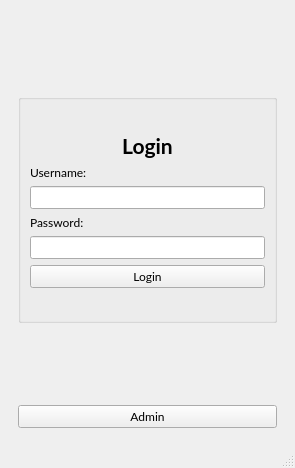
bern023/Library-system, file Library-system-2/mainwindow.ui: the form before one commit.
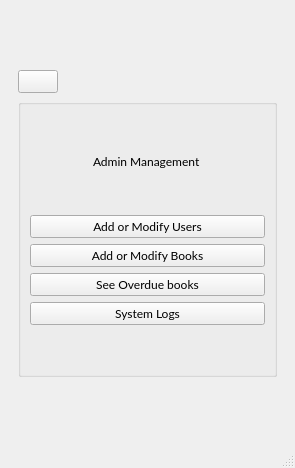
The form after the commit. The open tabs and pages were chosen to show the change. Icons and pictures are not drawn.

Commit message: Added admin management page

```diff
--- a/Library-system-2/mainwindow.ui
+++ b/Library-system-2/mainwindow.ui
@@ -19,7 +19,7 @@
    <string>MainWindow</string>
   </property>
   <widget class="QWidget" name="centralwidget">
-   <layout class="QHBoxLayout" name="horizontalLayout_2">
+   <layout class="QHBoxLayout" name="horizontalLayout_3">
     <item>
      <widget class="QStackedWidget" name="stackedWidget">
       <property name="currentIndex">
@@ -299,6 +299,217 @@
         </item>
        </layout>
       </widget>
+      <widget class="QWidget" name="page_3">
+       <layout class="QVBoxLayout" name="verticalLayout_8">
+        <item>
+         <spacer name="verticalSpacer_15">
+          <property name="orientation">
+           <enum>Qt::Vertical</enum>
+          </property>
+          <property name="sizeHint" stdset="0">
+           <size>
+            <width>20</width>
+            <height>40</height>
+           </size>
+          </property>
+         </spacer>
+        </item>
+        <item>
+         <layout class="QHBoxLayout" name="horizontalLayout_2">
+          <item>
+           <widget class="QPushButton" name="pushButton_bckadmin">
+            <property name="styleSheet">
+             <string notr="true">
+image: url(:/new/icons/icons/10261335_back_player_multimedia_icon.png);</string>
+            </property>
+            <property name="text">
+             <string/>
+            </property>
+           </widget>
+          </item>
+          <item>
+           <spacer name="horizontalSpacer_2">
+            <property name="orientation">
+             <enum>Qt::Horizontal</enum>
+            </property>
+            <property name="sizeHint" stdset="0">
+             <size>
+              <width>40</width>
+              <height>20</height>
+             </size>
+            </property>
+           </spacer>
+          </item>
+         </layout>
+        </item>
+        <item>
+         <widget class="QGroupBox" name="groupBox_3">
+          <property name="title">
+           <string/>
+          </property>
+          <layout class="QVBoxLayout" name="verticalLayout_9">
+           <item>
+            <spacer name="verticalSpacer_10">
+             <property name="orientation">
+              <enum>Qt::Vertical</enum>
+             </property>
+             <property name="sizeHint" stdset="0">
+              <size>
+               <width>20</width>
+               <height>40</height>
+              </size>
+             </property>
+            </spacer>
+           </item>
+           <item alignment="Qt::AlignHCenter">
+            <widget class="QLabel" name="label_8">
+             <property name="text">
+              <string>Admin Management</string>
+             </property>
+            </widget>
+           </item>
+           <item>
+            <spacer name="verticalSpacer_11">
+             <property name="orientation">
+              <enum>Qt::Vertical</enum>
+             </property>
+             <property name="sizeHint" stdset="0">
+              <size>
+               <width>20</width>
+               <height>40</height>
+              </size>
+             </property>
+            </spacer>
+           </item>
+           <item>
+            <widget class="QPushButton" name="pushButton">
+             <property name="text">
+              <string>Add or Modify Users</string>
+             </property>
+            </widget>
+           </item>
+           <item>
+            <widget class="QPushButton" name="pushButton_2">
+             <property name="text">
+              <string>Add or Modify Books</string>
+             </property>
+            </widget>
+           </item>
+           <item>
+            <widget class="QPushButton" name="pushButton_4">
+             <property name="text">
+              <string>See Overdue books</string>
+             </property>
+            </widget>
+           </item>
+           <item>
+            <widget class="QPushButton" name="pushButton_5">
+             <property name="text">
+              <string>System Logs</string>
+             </property>
+            </widget>
+           </item>
+           <item>
+            <spacer name="verticalSpacer_9">
+             <property name="orientation">
+              <enum>Qt::Vertical</enum>
+             </property>
+             <property name="sizeHint" stdset="0">
+              <size>
+               <width>20</width>
+               <height>40</height>
+              </size>
+             </property>
+            </spacer>
+           </item>
+          </layout>
+         </widget>
+        </item>
+        <item>
+         <spacer name="verticalSpacer_12">
+          <property name="orientation">
+           <enum>Qt::Vertical</enum>
+          </property>
+          <property name="sizeHint" stdset="0">
+           <size>
+            <width>20</width>
+            <height>40</height>
+           </size>
+          </property>
+         </spacer>
+        </item>
+       </layout>
+      </widget>
+      <widget class="QWidget" name="page_4">
+       <widget class="QGroupBox" name="groupBox_4">
+        <property name="geometry">
+         <rect>
+          <x>50</x>
+          <y>100</y>
+          <width>181</width>
+          <height>80</height>
+         </rect>
+        </property>
+        <property name="title">
+         <string/>
+        </property>
+        <widget class="QPushButton" name="pushButton_6">
+         <property name="geometry">
+          <rect>
+           <x>40</x>
+           <y>20</y>
+           <width>101</width>
+           <height>24</height>
+          </rect>
+         </property>
+         <property name="text">
+          <string>Add New Book</string>
+         </property>
+        </widget>
+        <widget class="QPushButton" name="pushButton_7">
+         <property name="geometry">
+          <rect>
+           <x>30</x>
+           <y>50</y>
+           <width>131</width>
+           <height>24</height>
+          </rect>
+         </property>
+         <property name="text">
+          <string>Modify Exsisting Book</string>
+         </property>
+        </widget>
+       </widget>
+       <widget class="QLabel" name="label_9">
+        <property name="geometry">
+         <rect>
+          <x>90</x>
+          <y>60</y>
+          <width>111</width>
+          <height>41</height>
+         </rect>
+        </property>
+        <property name="text">
+         <string>Add or Modify Book</string>
+        </property>
+       </widget>
+       <widget class="QPushButton" name="pushButton_8">
+        <property name="geometry">
+         <rect>
+          <x>10</x>
+          <y>70</y>
+          <width>41</width>
+          <height>24</height>
+         </rect>
+        </property>
+        <property name="styleSheet">
+         <string notr="true">image: url(:/new/icons/icons/10261335_back_player_multimedia_icon.png);</string>
+        </property>
+        <property name="text">
+         <string/>
+        </property>
+       </widget>
+      </widget>
      </widget>
     </item>
    </layout>
```
Left out of the diff: 2 changed lines with no effect on the pictures. The commit also changes 3 other files.
